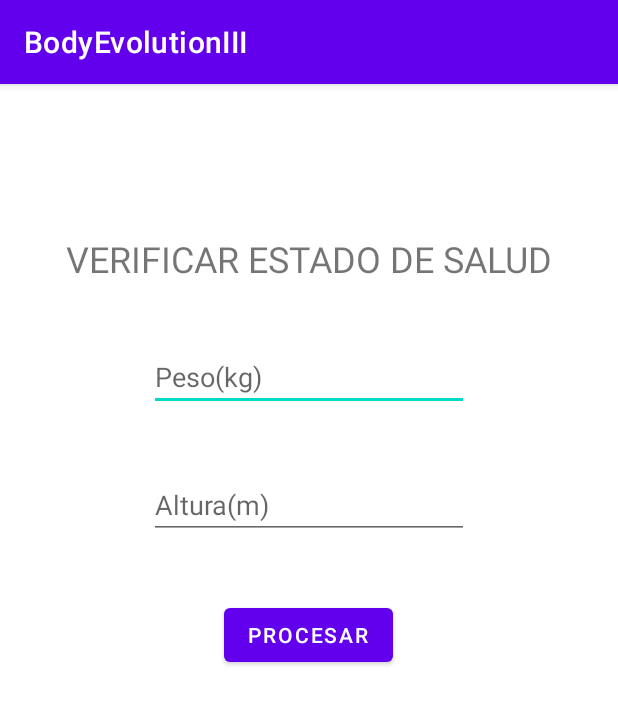
After one commit to DanielDubon/BodyEvolutionIII, an Android app: the DataCheck screen opened directly, with no data from a screen before it, on a phone screen of 412 x 824 dp. The commit adds this screen. Shown: the top 704 px of the screen. Run offline under Robolectric (Android 15) with nearby library versions, the phone set to English and light mode, and no system bars.

Commit message:
Implementacion de "Analisis de datos", el usuario puede verificar segun su peso y altura su salud en general y actualiza los datos en la base de datos para crear rutinas mas especificas para el usuario

```diff
--- a/app/build.gradle
+++ b/app/build.gradle
@@ -31,6 +31,7 @@ dependencies {
 
     implementation 'androidx.appcompat:appcompat:1.5.1'
     implementation 'com.google.android.material:material:1.7.0'
+    implementation 'androidx.constraintlayout:constraintlayout:2.1.4'
     testImplementation 'junit:junit:4.13.2'
     androidTestImplementation 'androidx.test.ext:junit:1.1.3'
     androidTestImplementation 'androidx.test.espresso:espresso-core:3.4.0'
--- a/app/src/main/AndroidManifest.xml
+++ b/app/src/main/AndroidManifest.xml
@@ -13,6 +13,9 @@
         android:supportsRtl="true"
         android:theme="@style/Theme.BodyEvolutionIII"
         tools:targetApi="31">
+        <activity
+            android:name=".DataCheck"
+            android:exported="false" />
         <activity
             android:name=".LogSActivity"
             android:exported="false" />
@@ -32,4 +35,5 @@
             </intent-filter>
         </activity>
     </application>
+
 </manifest>
--- /dev/null
+++ b/app/src/main/java/com/UI/DataCheck.java
@@ -0,0 +1,78 @@
+package com.UI;
+
+import static com.UI.SigninActivity.user;
+
+import static Controller.Administrator.processcheck;
+
+import androidx.appcompat.app.AlertDialog;
+import androidx.appcompat.app.AppCompatActivity;
+
+import android.content.DialogInterface;
+import android.content.Intent;
+import android.database.sqlite.SQLiteDatabase;
+import android.os.Bundle;
+import android.view.View;
+import android.widget.EditText;
+import android.widget.Toast;
+
+public class DataCheck extends AppCompatActivity {
+
+    private EditText etPeso, etAltura;
+
+
+    @Override
+    protected void onCreate(Bundle savedInstanceState) {
+        super.onCreate(savedInstanceState);
+        setContentView(R.layout.activity_data_check);
+
+        etPeso = findViewById(R.id.editTextTextPersonName);
+        etAltura = findViewById(R.id.editTextTextPersonName2);
+
+
+    }
+
+    public void btnProcessar(View view){
+        int peso = Integer.parseInt(String.valueOf(etPeso.getText()));
+        float altura  = Float.parseFloat(String.valueOf(etAltura.getText()));
+
+
+        AlertDialog.Builder builder = new AlertDialog.Builder(DataCheck.this);
+        builder.setTitle("¡Resultados obtenidos!");
+        builder.setMessage(processcheck(user, peso,altura));
+
+        AdminSQLiteOpenHelper admin = new AdminSQLiteOpenHelper(this, "UsersBodyEvolution", null, 1);
+        SQLiteDatabase BaseDeDatos = admin.getWritableDatabase();
+        BaseDeDatos.execSQL("Update currentusers set estadosalud ="+user.getHealth()+" where id ="+user.getId());
+        BaseDeDatos.close();
+        Toast.makeText(this, "¡Estado de salud actualizado!, actual:"+user.getHealth(), Toast.LENGTH_SHORT).show();
+
+
+        builder.setPositiveButton("Ok", new DialogInterface.OnClickListener() {
+            @Override
+            public void onClick(DialogInterface dialogInterface, int i) {
+
+
+            }
+        });
+
+        builder.setNegativeButton("Salir", new DialogInterface.OnClickListener() {
+            @Override
+            public void onClick(DialogInterface dialogInterface, int i) {
+                Intent intent = new Intent(DataCheck.this, MainMenu.class);
+                startActivity(intent);
+            }
+        });
+        builder.show();
+
+
+    }
+
+
+
+
+
+
+
+
+
+}
--- a/app/src/main/java/com/UI/LogSActivity.java
+++ b/app/src/main/java/com/UI/LogSActivity.java
@@ -1,7 +1,7 @@
 package com.UI;
 
 import static com.UI.SigninActivity.user;
-import static Controller.Routinemanager.createRoutine;
+import static Controller.Administrator.createRoutine;
 
 import android.content.Intent;
 import android.database.Cursor;
--- a/app/src/main/java/com/UI/SigninActivity.java
+++ b/app/src/main/java/com/UI/SigninActivity.java
@@ -4,7 +4,7 @@ package com.UI;
 
 
 
-import static Controller.Routinemanager.createRoutine;
+import static Controller.Administrator.createRoutine;
 
 import android.content.ContentValues;
 import android.content.Intent;
@@ -19,7 +19,6 @@ import androidx.appcompat.app.AppCompatActivity;
 
 import java.util.ArrayList;
 
-import Controller.*;
 import Model.User;
 
 public class SigninActivity extends AppCompatActivity {
--- /dev/null
+++ b/app/src/main/res/layout/activity_data_check.xml
@@ -0,0 +1,58 @@
+<?xml version="1.0" encoding="utf-8"?>
+<RelativeLayout xmlns:android="http://schemas.android.com/apk/res/android"
+    xmlns:app="http://schemas.android.com/apk/res-auto"
+    xmlns:tools="http://schemas.android.com/tools"
+    android:layout_width="match_parent"
+    android:layout_height="match_parent"
+    tools:context=".DataCheck"
+    >
+
+
+    <TextView
+        android:id="@+id/textView"
+        android:layout_width="wrap_content"
+        android:layout_height="wrap_content"
+        android:layout_centerHorizontal="true"
+        android:layout_marginTop="100dp"
+        android:text="VERIFICAR ESTADO DE SALUD"
+        android:textSize="24sp" />
+
+
+    <Button
+        android:id="@+id/button6"
+        android:layout_width="wrap_content"
+        android:layout_height="wrap_content"
+        android:layout_below="@+id/editTextTextPersonName2"
+        android:layout_centerHorizontal="true"
+        android:layout_marginTop="40dp"
+        android:onClick="btnProcessar"
+        android:text="Procesar"
+
+        />
+
+    <EditText
+        android:id="@+id/editTextTextPersonName"
+        android:layout_width="wrap_content"
+        android:layout_height="wrap_content"
+        android:layout_below="@+id/textView"
+        android:layout_centerHorizontal="true"
+        android:layout_marginTop="40dp"
+        android:ems="10"
+        android:hint="Peso(kg)"
+        android:inputType="textPersonName"
+        android:text="" />
+
+    <EditText
+        android:id="@+id/editTextTextPersonName2"
+        android:layout_width="wrap_content"
+        android:layout_height="wrap_content"
+        android:layout_below="@+id/editTextTextPersonName"
+        android:layout_centerHorizontal="true"
+        android:layout_marginTop="40dp"
+        android:ems="10"
+        android:hint="Altura(m)"
+        android:inputType="textPersonName"
+        android:text="" />
+
+
+</RelativeLayout>
--- a/app/src/main/res/layout/activity_main_menu.xml
+++ b/app/src/main/res/layout/activity_main_menu.xml
@@ -36,10 +36,11 @@
 
     <Button
         android:id="@+id/button5"
+        android:onClick="datacheck"
+        android:layout_width="350dp"
+        android:layout_height="wrap_content"
         android:layout_below="@+id/button4"
         android:layout_centerHorizontal="true"
         android:layout_marginTop="20dp"
-        android:layout_width="350dp"
-        android:layout_height="wrap_content"
         android:text="ANALISIS DE SALUD" />
 </RelativeLayout>
```
Also changed, not shown: app/src/main/java/Controller/Administrator.java (added, +75 -0 lines), app/src/main/java/Controller/Routinemanager.java (deleted, +0 -37 lines), app/src/main/java/com/UI/MainMenu.java (+7 -7 lines).
